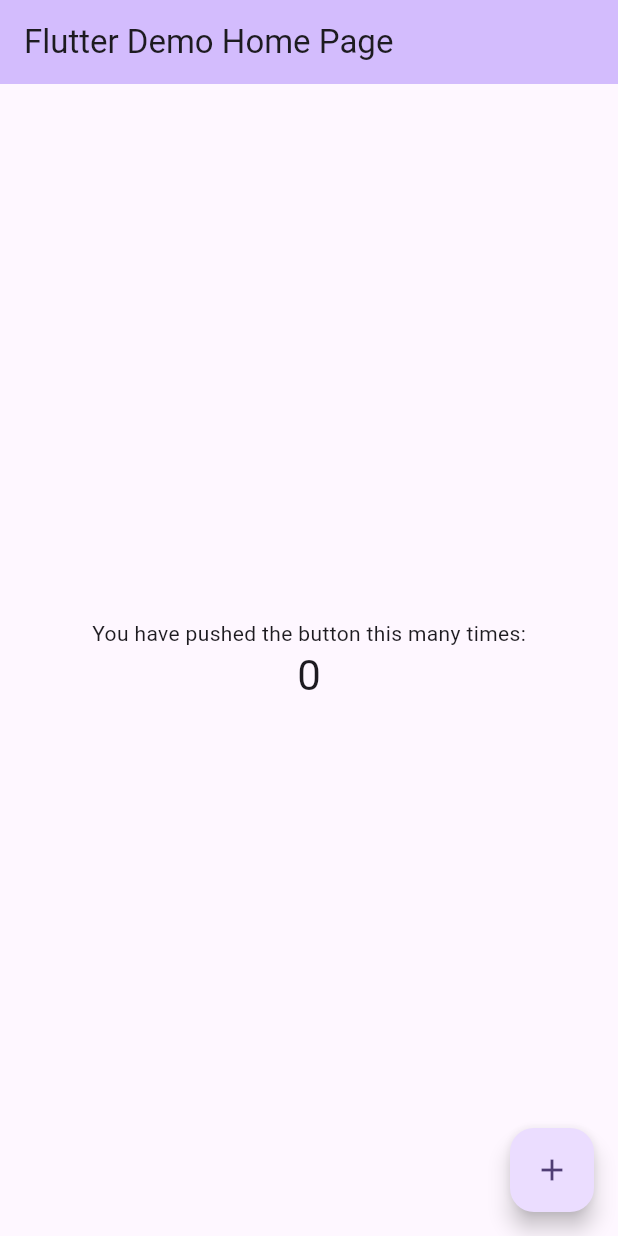
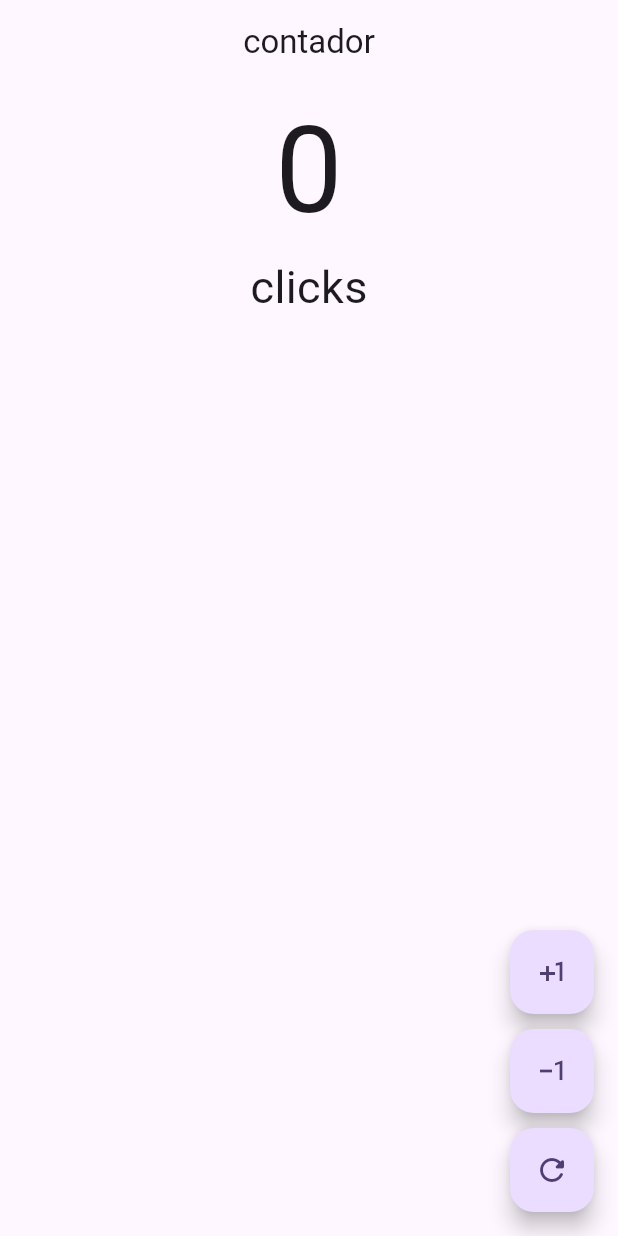
Before and after one commit to wodahS21/contador, a Flutter app: the screen it shows after launch, on a phone screen of 412 x 824 dp. Run offline on Flutter 3.47's test engine with Material 3 defaults, Android fonts, the phone set to English and light mode, and no system bars.

Commit message:
creacion del contador

```diff
--- /dev/null
+++ b/lib/Screens/counter_screen.dart
@@ -0,0 +1,89 @@
+import 'package:flutter/material.dart';
+
+class CounterScreen extends StatefulWidget {
+  const CounterScreen({super.key});
+  @override
+  State<CounterScreen> createState() => _MyCounterScreenState();
+}
+
+class _MyCounterScreenState extends State<CounterScreen> {
+  int contador = 0;
+
+  @override
+  Widget build(BuildContext context) {
+    return Scaffold(
+      appBar: AppBar(
+          title: const Center(
+        child: Text('contador'),
+      )),
+      body: Center(
+        child: Column(
+          children: [
+            Text('$contador',
+                style: const TextStyle(
+                  fontSize: 80,
+                  fontWeight: FontWeight.w400,
+                )),
+            Text(
+              contador == 1 ? 'click' : 'clicks',
+              style: const TextStyle(
+                fontSize: 30,
+                fontWeight: FontWeight.w400,
+              ),
+            ),
+          ],
+        ),
+      ),
+      floatingActionButton: Column(
+        mainAxisAlignment: MainAxisAlignment.end,
+        children: [
+          CustomButton(
+            icono: Icons.plus_one,
+            onPressed: () {
+              setState(() {
+                contador++;
+              });
+            },
+          ),
+          const SizedBox(
+            height: 10,
+          ),
+          CustomButton(
+            icono: Icons.exposure_minus_1,
+            onPressed: () {
+              setState(() {
+                if (contador == 0) return;
+                contador--;
+              });
+            },
+          ),
+          const SizedBox(
+            height: 10,
+          ),
+          CustomButton(
+            icono: Icons.refresh_rounded,
+            onPressed: () {
+              setState(() {
+                contador = 0;
+              });
+            },
+          )
+        ],
+      ),
+    );
+  }
+}
+
+class CustomButton extends StatelessWidget {
+  final IconData icono;
+  final VoidCallback? onPressed;
+  const CustomButton({super.key, required this.icono, this.onPressed});
+
+  @override
+  Widget build(BuildContext context) {
+    return FloatingActionButton(
+      onPressed: onPressed,
+      child: Icon(icono),
+    );
+  }
+}
--- a/lib/main.dart
+++ b/lib/main.dart
@@ -1,3 +1,4 @@
+import 'package:contador/Screens/counter_screen.dart';
 import 'package:flutter/material.dart';
 
 void main() {
@@ -11,115 +12,12 @@ class MyApp extends StatelessWidget {
   @override
   Widget build(BuildContext context) {
     return MaterialApp(
-      title: 'Flutter Demo',
+      title: 'Material App',
       theme: ThemeData(
-        // This is the theme of your application.
-        //
-        // TRY THIS: Try running your application with "flutter run". You'll see
-        // the application has a purple toolbar. Then, without quitting the app,
-        // try changing the seedColor in the colorScheme below to Colors.green
-        // and then invoke "hot reload" (save your changes or press the "hot
-        // reload" button in a Flutter-supported IDE, or press "r" if you used
-        // the command line to start the app).
-        //
-        // Notice that the counter didn't reset back to zero; the application
-        // state is not lost during the reload. To reset the state, use hot
-        // restart instead.
-        //
-        // This works for code too, not just values: Most code changes can be
-        // tested with just a hot reload.
         colorScheme: ColorScheme.fromSeed(seedColor: Colors.deepPurple),
         useMaterial3: true,
       ),
-      home: const MyHomePage(title: 'Flutter Demo Home Page'),
+      home: const CounterScreen(),
     );
   }
 }
-
-class MyHomePage extends StatefulWidget {
-  const MyHomePage({super.key, required this.title});
-
-  // This widget is the home page of your application. It is stateful, meaning
-  // that it has a State object (defined below) that contains fields that affect
-  // how it looks.
-
-  // This class is the configuration for the state. It holds the values (in this
-  // case the title) provided by the parent (in this case the App widget) and
-  // used by the build method of the State. Fields in a Widget subclass are
-  // always marked "final".
-
-  final String title;
-
-  @override
-  State<MyHomePage> createState() => _MyHomePageState();
-}
-
-class _MyHomePageState extends State<MyHomePage> {
-  int _counter = 0;
-
-  void _incrementCounter() {
-    setState(() {
-      // This call to setState tells the Flutter framework that something has
-      // changed in this State, which causes it to rerun the build method below
-      // so that the display can reflect the updated values. If we changed
-      // _counter without calling setState(), then the build method would not be
-      // called again, and so nothing would appear to happen.
-      _counter++;
-    });
-  }
-
-  @override
-  Widget build(BuildContext context) {
-    // This method is rerun every time setState is called, for instance as done
-    // by the _incrementCounter method above.
-    //
-    // The Flutter framework has been optimized to make rerunning build methods
-    // fast, so that you can just rebuild anything that needs updating rather
-    // than having to individually change instances of widgets.
-    return Scaffold(
-      appBar: AppBar(
-        // TRY THIS: Try changing the color here to a specific color (to
-        // Colors.amber, perhaps?) and trigger a hot reload to see the AppBar
-        // change color while the other colors stay the same.
-        backgroundColor: Theme.of(context).colorScheme.inversePrimary,
-        // Here we take the value from the MyHomePage object that was created by
-        // the App.build method, and use it to set our appbar title.
-        title: Text(widget.title),
-      ),
-      body: Center(
-        // Center is a layout widget. It takes a single child and positions it
-        // in the middle of the parent.
-        child: Column(
-          // Column is also a layout widget. It takes a list of children and
-          // arranges them vertically. By default, it sizes itself to fit its
-          // children horizontally, and tries to be as tall as its parent.
-          //
-          // Column has various properties to control how it sizes itself and
-          // how it positions its children. Here we use mainAxisAlignment to
-          // center the children vertically; the main axis here is the vertical
-          // axis because Columns are vertical (the cross axis would be
-          // horizontal).
-          //
-          // TRY THIS: Invoke "debug painting" (choose the "Toggle Debug Paint"
-          // action in the IDE, or press "p" in the console), to see the
-          // wireframe for each widget.
-          mainAxisAlignment: MainAxisAlignment.center,
-          children: <Widget>[
-            const Text(
-              'You have pushed the button this many times:',
-            ),
-            Text(
-              '$_counter',
-              style: Theme.of(context).textTheme.headlineMedium,
-            ),
-          ],
-        ),
-      ),
-      floatingActionButton: FloatingActionButton(
-        onPressed: _incrementCounter,
-        tooltip: 'Increment',
-        child: const Icon(Icons.add),
-      ), // This trailing comma makes auto-formatting nicer for build methods.
-    );
-  }
-}
```
